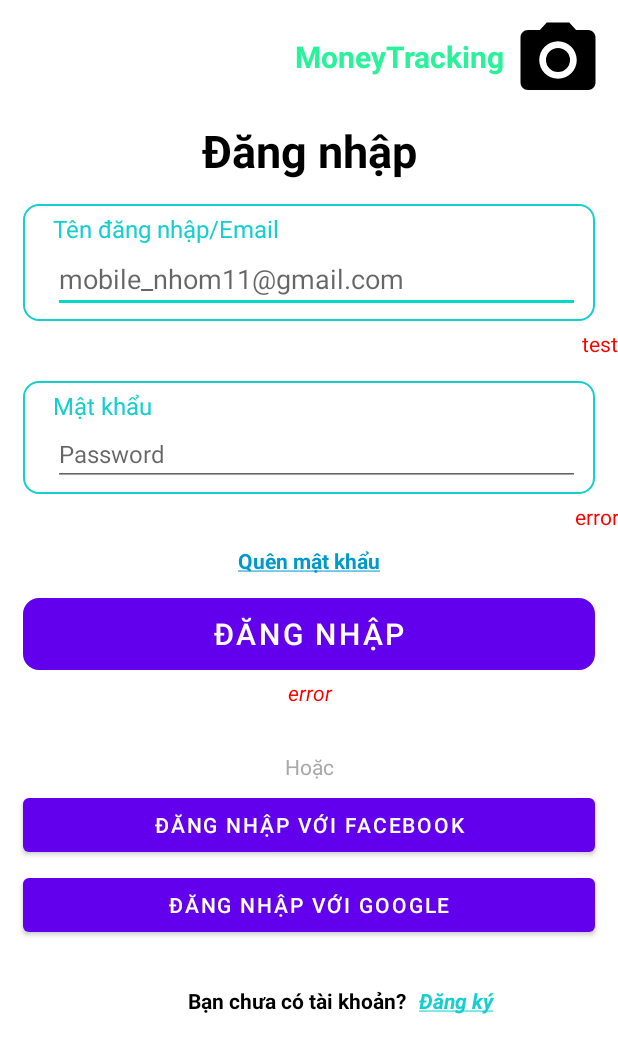
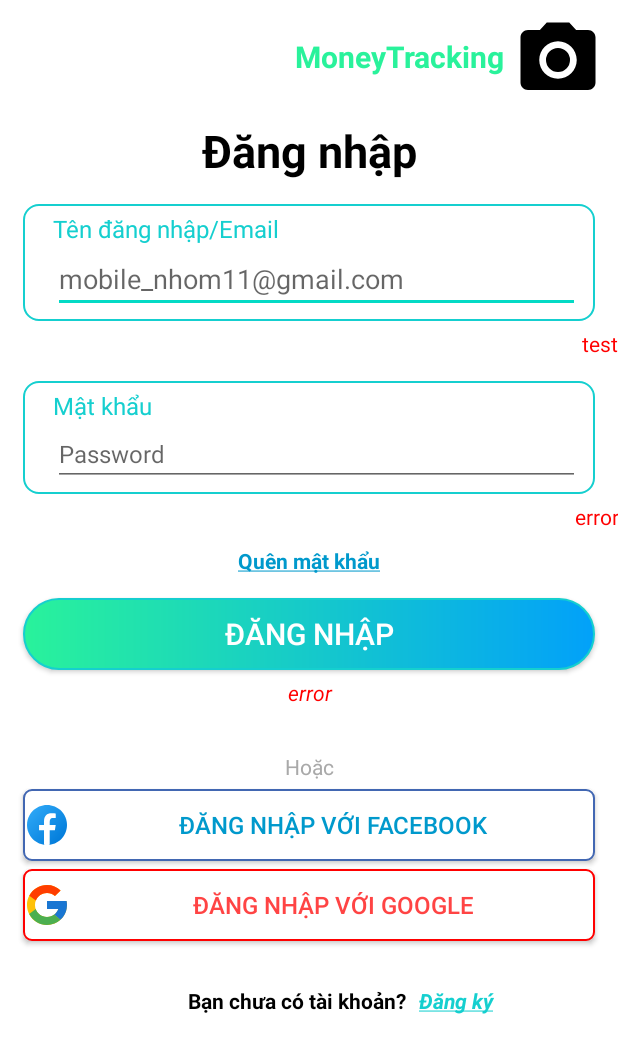
Before and after one commit to VoKy0/financial-management, an Android app: the layout activity_login.xml on its own in the app's theme, with its tools: preview values and no code run, on a phone screen of 412 x 824 dp. Shown: the top 1053 px of the screen. Run offline under Robolectric (Android 15) with nearby library versions, the phone set to English and light mode, and no system bars.

Commit message:
thiết kế giao diện login

```diff
--- /dev/null
+++ b/app/src/main/res/drawable/btn_fb_background.xml
@@ -0,0 +1,6 @@
+<?xml version="1.0" encoding="utf-8"?>
+<shape xmlns:android="http://schemas.android.com/apk/res/android">
+    <solid android:color="#FFFFFF"/>
+    <corners android:radius="5dp"/>
+    <stroke android:width="1dp" android:color="#4267B2"/>
+</shape>
--- /dev/null
+++ b/app/src/main/res/drawable/btn_gg_background.xml
@@ -0,0 +1,6 @@
+<?xml version="1.0" encoding="utf-8"?>
+<shape xmlns:android="http://schemas.android.com/apk/res/android">
+    <solid android:color="#FFFFFF"/>
+    <corners android:radius="5dp"/>
+    <stroke android:width="1dp" android:color="#FF0000"/>
+</shape>
--- /dev/null
+++ b/app/src/main/res/drawable/btn_login_background.xml
@@ -0,0 +1,9 @@
+<?xml version="1.0" encoding="utf-8"?>
+<shape xmlns:android="http://schemas.android.com/apk/res/android">
+    <gradient
+        android:startColor="#29F29B"
+        android:endColor="#02A1F9"
+        android:angle="0"/>
+    <corners android:radius="25dp"/>
+    <stroke android:width="1dp" android:color="#15CFCF" /> <!-- Kích thước và màu sắc của đường viền -->
+</shape>
--- /dev/null
+++ b/app/src/main/res/drawable/ic_facebook.xml
@@ -0,0 +1,24 @@
+<vector xmlns:android="http://schemas.android.com/apk/res/android"
+    xmlns:aapt="http://schemas.android.com/aapt"
+    android:width="32dp"
+    android:height="32dp"
+    android:viewportWidth="48"
+    android:viewportHeight="48">
+  <path
+      android:pathData="M24,4C12.954,4 4,12.954 4,24s8.954,20 20,20s20,-8.954 20,-20S35.046,4 24,4z">
+    <aapt:attr name="android:fillColor">
+      <gradient
+          android:startX="9.993"
+          android:startY="9.993"
+          android:endX="40.615"
+          android:endY="40.615"
+          android:type="linear">
+        <item android:offset="0" android:color="#FF2AA4F4"/>
+        <item android:offset="1" android:color="#FF007AD9"/>
+      </gradient>
+    </aapt:attr>
+  </path>
+  <path
+      android:pathData="M26.707,29.301h5.176l0.813,-5.258h-5.989v-2.874c0,-2.184 0.714,-4.121 2.757,-4.121h3.283V12.46c-0.577,-0.078 -1.797,-0.248 -4.102,-0.248c-4.814,0 -7.636,2.542 -7.636,8.334v3.498H16.06v5.258h4.948v14.452C21.988,43.9 22.981,44 24,44c0.921,0 1.82,-0.084 2.707,-0.204V29.301z"
+      android:fillColor="#fff"/>
+</vector>
--- /dev/null
+++ b/app/src/main/res/drawable/ic_google.xml
@@ -0,0 +1,18 @@
+<vector xmlns:android="http://schemas.android.com/apk/res/android"
+    android:width="32dp"
+    android:height="32dp"
+    android:viewportWidth="48"
+    android:viewportHeight="48">
+  <path
+      android:pathData="M43.611,20.083H42V20H24v8h11.303c-1.649,4.657 -6.08,8 -11.303,8c-6.627,0 -12,-5.373 -12,-12c0,-6.627 5.373,-12 12,-12c3.059,0 5.842,1.154 7.961,3.039l5.657,-5.657C34.046,6.053 29.268,4 24,4C12.955,4 4,12.955 4,24c0,11.045 8.955,20 20,20c11.045,0 20,-8.955 20,-20C44,22.659 43.862,21.35 43.611,20.083z"
+      android:fillColor="#FFC107"/>
+  <path
+      android:pathData="M6.306,14.691l6.571,4.819C14.655,15.108 18.961,12 24,12c3.059,0 5.842,1.154 7.961,3.039l5.657,-5.657C34.046,6.053 29.268,4 24,4C16.318,4 9.656,8.337 6.306,14.691z"
+      android:fillColor="#FF3D00"/>
+  <path
+      android:pathData="M24,44c5.166,0 9.86,-1.977 13.409,-5.192l-6.19,-5.238C29.211,35.091 26.715,36 24,36c-5.202,0 -9.619,-3.317 -11.283,-7.946l-6.522,5.025C9.505,39.556 16.227,44 24,44z"
+      android:fillColor="#4CAF50"/>
+  <path
+      android:pathData="M43.611,20.083H42V20H24v8h11.303c-0.792,2.237 -2.231,4.166 -4.087,5.571c0.001,-0.001 0.002,-0.001 0.003,-0.002l6.19,5.238C36.971,39.205 44,34 44,24C44,22.659 43.862,21.35 43.611,20.083z"
+      android:fillColor="#1976D2"/>
+</vector>
--- a/app/src/main/res/layout/activity_login.xml
+++ b/app/src/main/res/layout/activity_login.xml
@@ -1,7 +1,5 @@
 <?xml version="1.0" encoding="utf-8"?>
-
-<ScrollView
-    xmlns:android="http://schemas.android.com/apk/res/android"
+<ScrollView xmlns:android="http://schemas.android.com/apk/res/android"
     xmlns:app="http://schemas.android.com/apk/res-auto"
     xmlns:tools="http://schemas.android.com/tools"
     android:layout_width="match_parent"
@@ -171,18 +169,17 @@
             app:layout_constraintEnd_toEndOf="parent"
             app:layout_constraintStart_toStartOf="parent"/>
 
-        <Button
+        <androidx.appcompat.widget.AppCompatButton
             android:id="@+id/btn_login"
             android:layout_width="match_parent"
             android:layout_height="wrap_content"
-            android:layout_margin="15dp"
-            android:layout_marginTop="20dp"
-            android:background="@drawable/rounded_border"
             android:text="Đăng nhập"
             android:textColor="@android:color/white"
+            android:background="@drawable/btn_login_background"
             android:textSize="20sp"
+            android:padding="10dp"
+            android:layout_margin="15dp"
             app:layout_constraintEnd_toEndOf="parent"
-            app:layout_constraintHorizontal_bias="0.482"
             app:layout_constraintStart_toStartOf="parent"
             app:layout_constraintTop_toBottomOf="@+id/forgot_password" />
 
@@ -211,20 +208,24 @@
             app:layout_constraintEnd_toEndOf="parent"
             app:layout_constraintStart_toStartOf="parent" />
 
-        <Button
+        <androidx.appcompat.widget.AppCompatButton
             android:id="@+id/login_fb"
             android:layout_width="match_parent"
             android:layout_height="wrap_content"
+            android:layout_marginLeft="15dp"
+            android:layout_marginTop="5dp"
+            android:layout_marginRight="15dp"
+            android:background="@drawable/btn_fb_background"
             android:text="Đăng nhập với Facebook"
-            android:layout_marginTop="5dp"
-            android:layout_marginLeft="15dp"
-            android:layout_marginRight="15dp"
-            app:layout_constraintTop_toBottomOf="@+id/lb_method_login"
+            android:textColor="@android:color/holo_blue_dark"
+            android:drawableStart="@drawable/ic_facebook"
+            android:textSize="16sp"
             app:layout_constraintEnd_toEndOf="parent"
+            app:layout_constraintHorizontal_bias="0.551"
             app:layout_constraintStart_toStartOf="parent"
-            />
+            app:layout_constraintTop_toBottomOf="@+id/lb_method_login" />
 
-        <Button
+        <androidx.appcompat.widget.AppCompatButton
             android:id="@+id/login_google"
             android:layout_width="match_parent"
             android:layout_height="wrap_content"
@@ -232,6 +233,10 @@
             android:layout_marginTop="5dp"
             android:layout_marginLeft="15dp"
             android:layout_marginRight="15dp"
+            android:background="@drawable/btn_gg_background"
+            android:textColor="@android:color/holo_red_light"
+            android:drawableStart="@drawable/ic_google"
+            android:textSize="16sp"
             app:layout_constraintTop_toBottomOf="@+id/login_fb"
             app:layout_constraintEnd_toEndOf="parent"
             app:layout_constraintStart_toStartOf="parent"
@@ -246,6 +251,7 @@
             app:layout_constraintTop_toBottomOf="@+id/login_google"
             app:layout_constraintEnd_toEndOf="parent"
             app:layout_constraintStart_toStartOf="parent">
+
 
             <TextView
                 android:id="@+id/label_signup"
```
